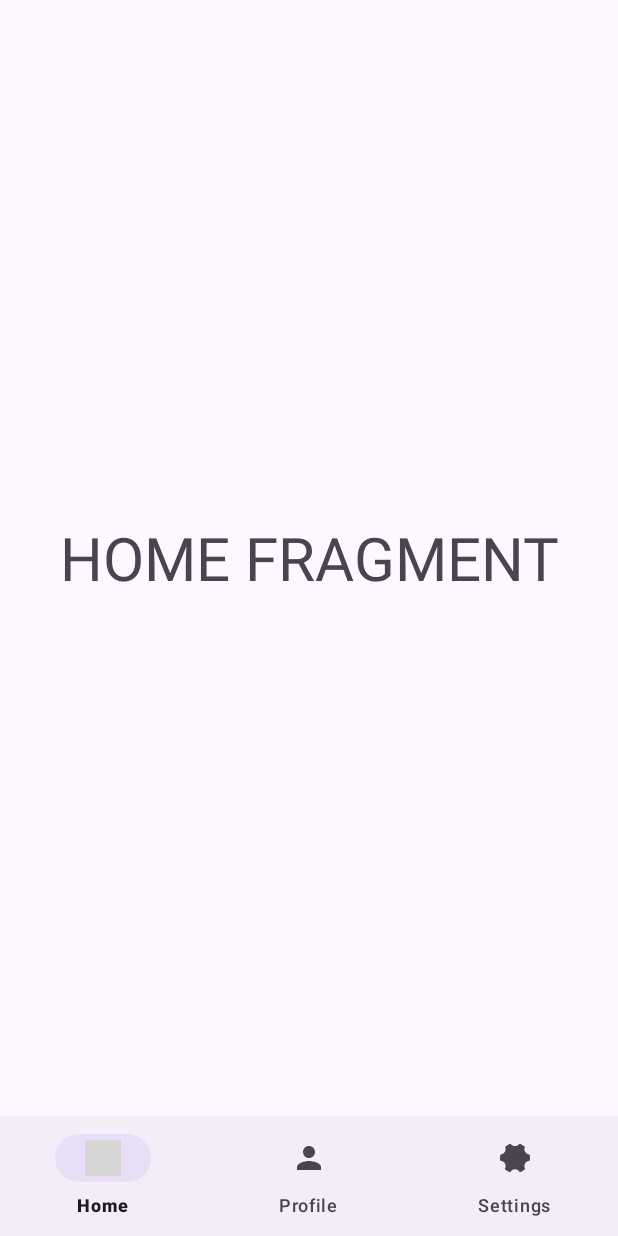
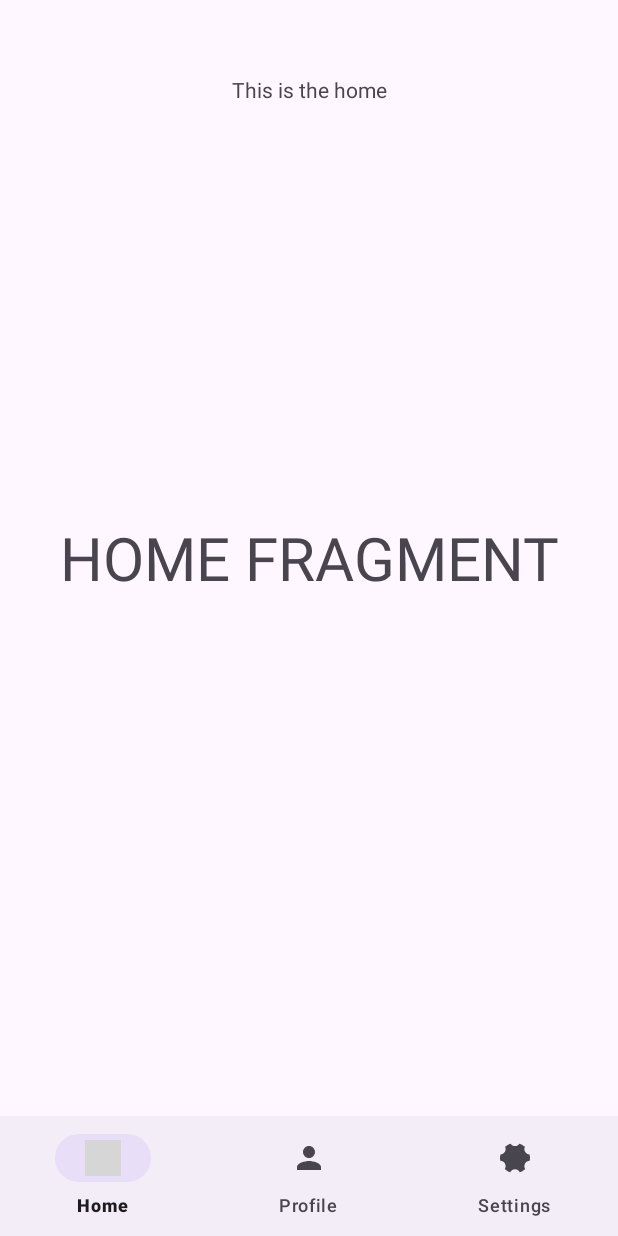
Before and after one commit to ShinAquila/Android-Final-Project, an Android app: the screen it shows after launch (MainActivity), on a phone screen of 412 x 824 dp. Run offline under Robolectric (Android 15) with nearby library versions, the phone set to English and light mode, and no system bars; grey boxes are pictures that could not be loaded.

Commit message:
changed some fragments

```diff
--- a/app/src/main/res/layout/fragment_home.xml
+++ b/app/src/main/res/layout/fragment_home.xml
@@ -6,12 +6,29 @@
     tools:context=".HomeFragment">
 
     <!-- TODO: Update blank fragment layout -->
+
     <TextView
         android:layout_width="match_parent"
         android:layout_height="wrap_content"
         android:layout_gravity="center"
         android:gravity="center_horizontal"
-        android:textSize="40sp"
-        android:text="HOME FRAGMENT" />
+        android:text="HOME FRAGMENT"
+        android:textSize="40sp" />
+
+    <LinearLayout
+        android:layout_width="match_parent"
+        android:layout_height="wrap_content"
+        android:layout_marginTop="30dp">
+
+        <TextView
+            android:layout_width="match_parent"
+            android:layout_height="wrap_content"
+            android:gravity="center_horizontal"
+            android:padding="20dp"
+            android:text="This is the home">
+
+        </TextView>
+
+    </LinearLayout>
 
 </FrameLayout>
```
Also changed, not shown: app/src/main/res/layout/fragment_profile.xml (+16 -0 lines), app/src/main/res/layout/fragment_settings.xml (+16 -0 lines).
